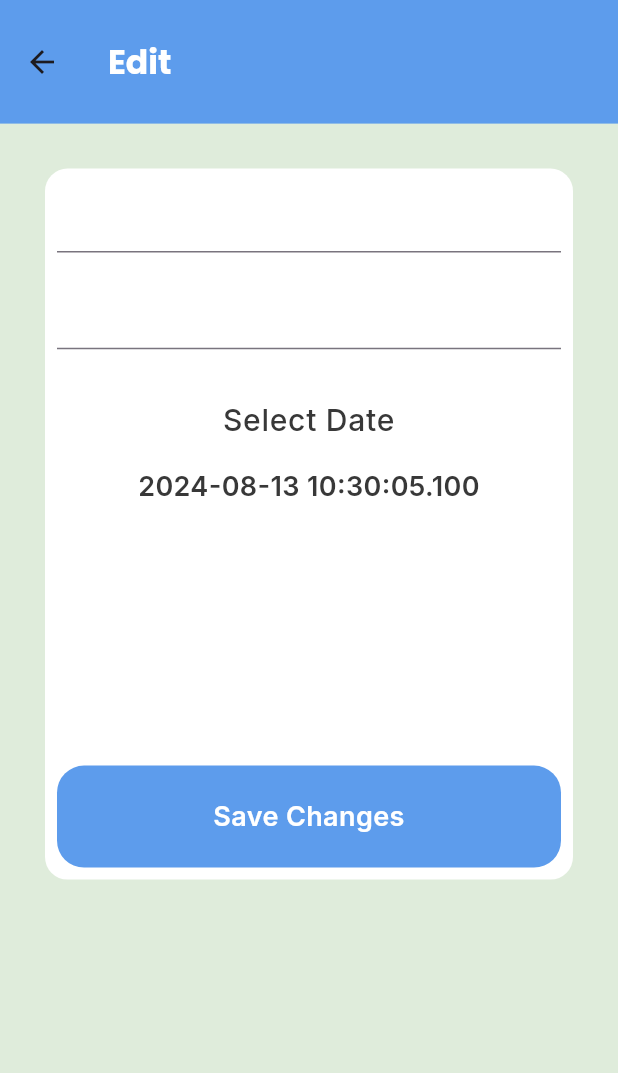
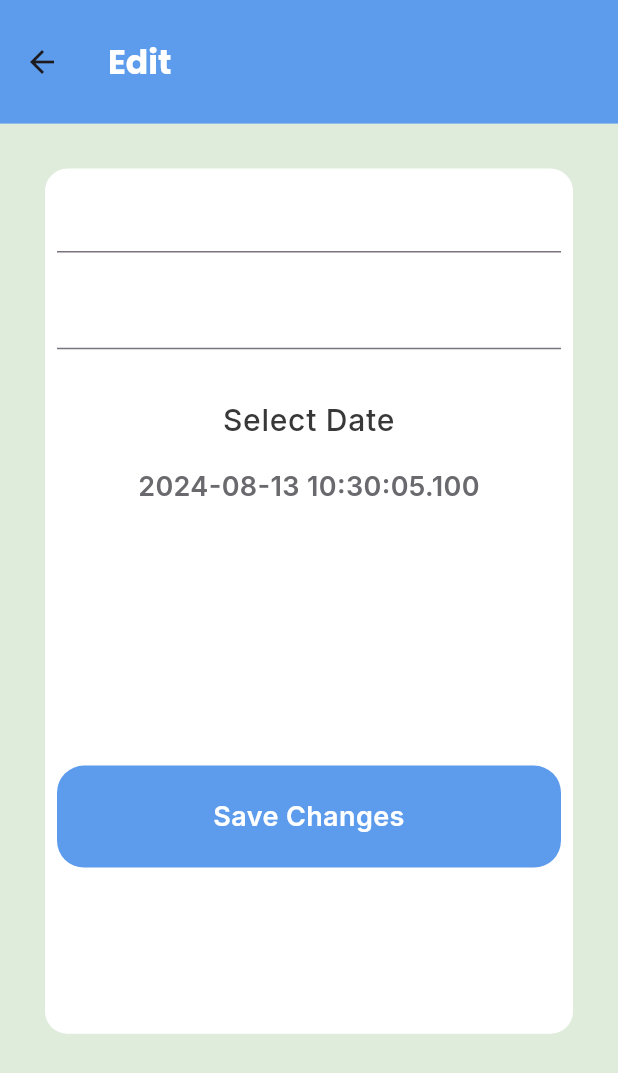
Before and after one commit to Teva902/todo_app, a Flutter app: the EditScreen screen opened directly with empty values, on a phone screen of 412 x 824 dp. Shown: the top 1073 px of the screen. Run offline on Flutter 3.47's test engine with Material 3 defaults, Android fonts, the light colour scheme and no system bars; our stand-ins replace cloud_firestore, easy_date_timeline, firebase_auth, firebase_core, flutter_slidable, google_fonts; accounts and stored records are empty; generated files the repository leaves out were written again.

Commit message:
Update list item

```diff
--- a/lib/home/task_list/edit_screen.dart
+++ b/lib/home/task_list/edit_screen.dart
@@ -39,6 +39,7 @@ class _EditScreenState extends State<EditScreen> {
       body: Padding(
         padding: const EdgeInsets.all(30.0),
         child: Container(
+          height: MediaQuery.of(context).size.height * 0.70,
           decoration: BoxDecoration(
               color: AppColors.whiteColor,
               borderRadius: BorderRadius.circular(15)),
@@ -59,7 +60,7 @@ class _EditScreenState extends State<EditScreen> {
                         return null;
                       },
                       decoration: InputDecoration(
-                          hintText: args.title,
+                          hintText: args.task.title,
                           hintStyle: Theme.of(context).textTheme.bodyMedium),
                     ),
                     SizedBox(
@@ -74,7 +75,7 @@ class _EditScreenState extends State<EditScreen> {
                         return null;
                       },
                       decoration: InputDecoration(
-                          hintText: args.descrpation,
+                          hintText: args.task.description,
                           hintStyle: Theme.of(context).textTheme.bodyMedium),
                     ),
                     SizedBox(
@@ -94,9 +95,12 @@ class _EditScreenState extends State<EditScreen> {
                         onTap: () {
                           showClander();
                         },
-                        child: Text(args.dateTime.toString(),
+                        child: Text(args.task.dateTime.toString(),
                             textAlign: TextAlign.center,
-                            style: Theme.of(context).textTheme.bodyMedium),
+                            style: Theme.of(context)
+                                .textTheme
+                                .bodyMedium!
+                                .copyWith(color: AppColors.grayColor)),
                       ),
                     ),
                     SizedBox(
@@ -154,17 +158,6 @@ class _EditScreenState extends State<EditScreen> {
 }
 
 class TaskDetails {
-  String title;
-
   Task task;
-
-  String descrpation;
-
-  DateTime dateTime;
-
-  TaskDetails(
-      {required this.title,
-      required this.descrpation,
-      required this.dateTime,
-      required this.task});
+  TaskDetails({required this.task});
 }
```
Also changed, not shown: lib/home/task_list/task_list.dart (+12 -10 lines), lib/home/task_list/task_list_item.dart (+30 -13 lines).
